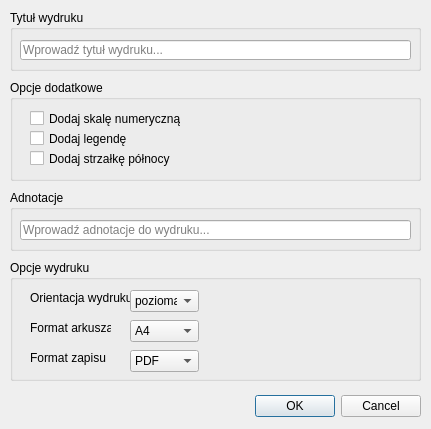
Above: quick_print_dialog_base.ui from 4zaran/QuickPrint before the change. Below: the same form after it.
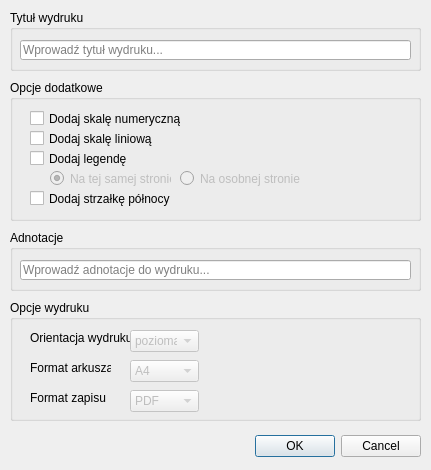
That is the form after the change.

```diff
--- a/quick_print_dialog_base.ui
+++ b/quick_print_dialog_base.ui
@@ -7,9 +7,27 @@
     <x>0</x>
     <y>0</y>
     <width>431</width>
-    <height>429</height>
+    <height>470</height>
    </rect>
   </property>
+  <property name="sizePolicy">
+   <sizepolicy hsizetype="Fixed" vsizetype="Fixed">
+    <horstretch>0</horstretch>
+    <verstretch>0</verstretch>
+   </sizepolicy>
+  </property>
+  <property name="minimumSize">
+   <size>
+    <width>431</width>
+    <height>470</height>
+   </size>
+  </property>
+  <property name="maximumSize">
+   <size>
+    <width>431</width>
+    <height>470</height>
+   </size>
+  </property>
   <property name="windowTitle">
    <string>Quick Print</string>
   </property>
@@ -17,7 +35,7 @@
    <property name="geometry">
     <rect>
      <x>80</x>
-     <y>390</y>
+     <y>430</y>
      <width>341</width>
      <height>32</height>
     </rect>
@@ -64,7 +82,7 @@
      <x>10</x>
      <y>80</y>
      <width>411</width>
-     <height>101</height>
+     <height>141</height>
     </rect>
    </property>
    <property name="title">
@@ -90,7 +108,7 @@
     <property name="geometry">
      <rect>
       <x>20</x>
-      <y>50</y>
+      <y>70</y>
       <width>101</width>
       <height>17</height>
      </rect>
@@ -103,7 +121,7 @@
     <property name="geometry">
      <rect>
       <x>20</x>
-      <y>70</y>
+      <y>110</y>
       <width>141</width>
       <height>17</height>
      </rect>
@@ -112,12 +130,66 @@
      <string>Dodaj strzałkę północy</string>
     </property>
    </widget>
+   <widget class="QCheckBox" name="linearScaleBox">
+    <property name="geometry">
+     <rect>
+      <x>20</x>
+      <y>50</y>
+      <width>151</width>
+      <height>17</height>
+     </rect>
+    </property>
+    <property name="text">
+     <string>Dodaj skalę liniową</string>
+    </property>
+    <property name="checked">
+     <bool>false</bool>
+    </property>
+   </widget>
+   <widget class="QRadioButton" name="radioButton">
+    <property name="enabled">
+     <bool>false</bool>
+    </property>
+    <property name="geometry">
+     <rect>
+      <x>40</x>
+      <y>90</y>
+      <width>121</width>
+      <height>17</height>
+     </rect>
+    </property>
+    <property name="text">
+     <string>Na tej samej stronie</string>
+    </property>
+    <property name="checked">
+     <bool>true</bool>
+    </property>
+    <property name="autoExclusive">
+     <bool>true</bool>
+    </property>
+   </widget>
+   <widget class="QRadioButton" name="radioButton_2">
+    <property name="enabled">
+     <bool>false</bool>
+    </property>
+    <property name="geometry">
+     <rect>
+      <x>170</x>
+      <y>90</y>
+      <width>181</width>
+      <height>17</height>
+     </rect>
+    </property>
+    <property name="text">
+     <string>Na osobnej stronie</string>
+    </property>
+   </widget>
   </widget>
   <widget class="QGroupBox" name="group_annotations">
    <property name="geometry">
     <rect>
      <x>10</x>
-     <y>190</y>
+     <y>230</y>
      <width>411</width>
      <height>61</height>
     </rect>
@@ -146,7 +218,7 @@
    <property name="geometry">
     <rect>
      <x>10</x>
-     <y>260</y>
+     <y>300</y>
      <width>411</width>
      <height>121</height>
     </rect>
@@ -168,6 +240,9 @@
     </property>
    </widget>
    <widget class="QComboBox" name="sizeBox">
+    <property name="enabled">
+     <bool>false</bool>
+    </property>
     <property name="geometry">
      <rect>
       <x>120</x>
@@ -217,6 +292,9 @@
     </property>
    </widget>
    <widget class="QComboBox" name="fileTypeBox">
+    <property name="enabled">
+     <bool>false</bool>
+    </property>
     <property name="geometry">
      <rect>
       <x>120</x>
@@ -255,6 +333,9 @@
     </property>
    </widget>
    <widget class="QComboBox" name="orientationBox">
+    <property name="enabled">
+     <bool>false</bool>
+    </property>
     <property name="geometry">
      <rect>
       <x>120</x>
```
Left out of the diff: 11 changed lines with no effect on the pictures.
